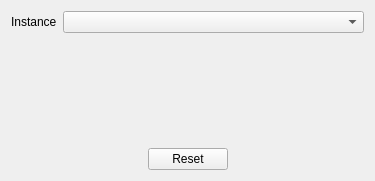
The window that UI-Qt/QXVariableWidget.ui (frinkr/FontViewer) describes before a commit, drawn with Qt 5.
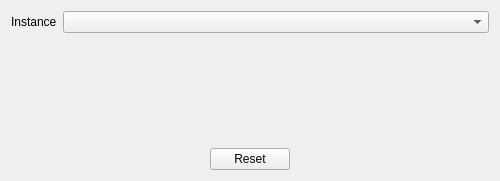
The same window after the commit.

Diff of the .ui file:
```diff
--- a/UI-Qt/QXVariableWidget.ui
+++ b/UI-Qt/QXVariableWidget.ui
@@ -6,13 +6,13 @@
    <rect>
     <x>0</x>
     <y>0</y>
-    <width>375</width>
+    <width>500</width>
     <height>181</height>
    </rect>
   </property>
   <property name="minimumSize">
    <size>
-    <width>300</width>
+    <width>400</width>
     <height>80</height>
    </size>
   </property>
```
